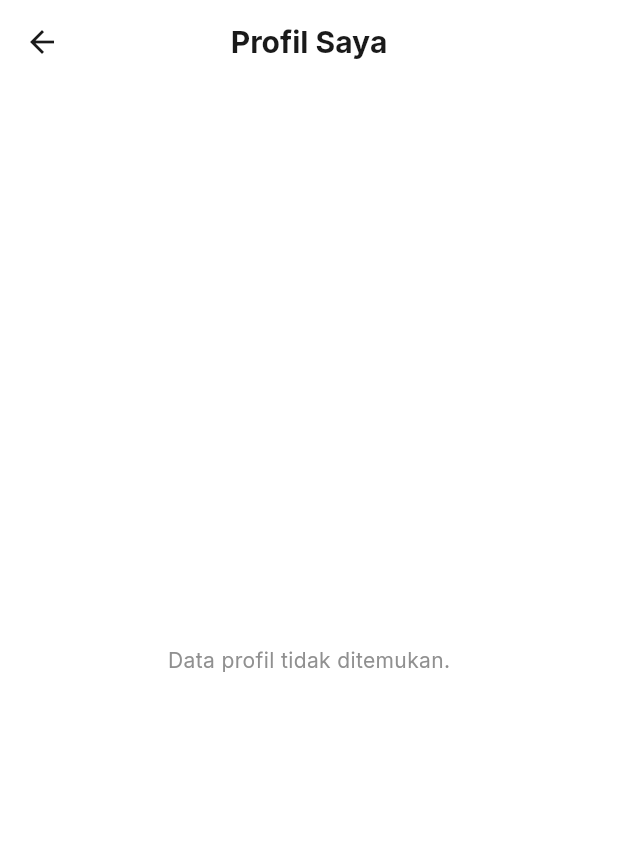
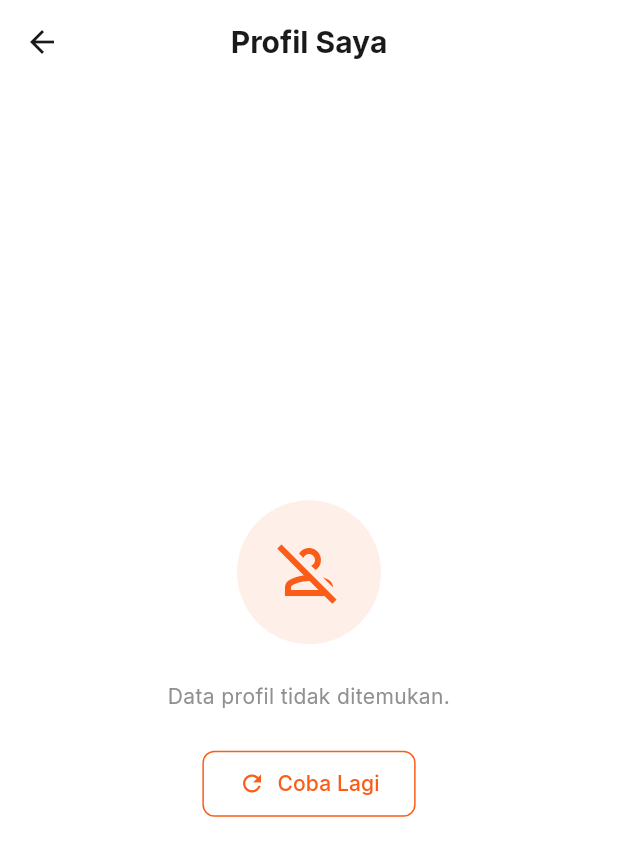
Before and after one commit to RozhakDev/NgekosKiye.app, a Flutter app: the ProfileScreen screen opened by its route, on a phone screen of 412 x 824 dp. Shown: the top 856 px of the screen. Run offline on Flutter 3.47's test engine with Material 3 defaults, Android fonts, the phone set to English and light mode, and no system bars; our stand-ins replace dio, firebase_core, firebase_messaging, flutter_dotenv, flutter_local_notifications, flutter_map and 8 more; accounts and stored records are empty; network calls fail.

Commit message:
style(core): implement custom empty state components

```diff
--- /dev/null
+++ b/lib/core/widgets/custom_empty_state.dart
@@ -0,0 +1,68 @@
+import 'package:flutter/material.dart';
+
+import '../theme/app_colors.dart';
+
+class CustomEmptyState extends StatelessWidget {
+  final String message;
+  final IconData icon;
+  final VoidCallback? onRetry;
+  final String retryText;
+
+  const CustomEmptyState({
+    super.key,
+    required this.message,
+    this.icon = Icons.error_outline,
+    this.onRetry,
+    this.retryText = 'Coba Lagi',
+  });
+
+  @override
+  Widget build(BuildContext context) {
+    return Center(
+      child: Padding(
+        padding: const EdgeInsets.all(32.0),
+        child: Column(
+          mainAxisAlignment: MainAxisAlignment.center,
+          children: [
+            Container(
+              padding: const EdgeInsets.all(24),
+              decoration: BoxDecoration(
+                color: AppColors.primary.withValues(alpha: 0.1),
+                shape: BoxShape.circle,
+              ),
+              child: Icon(
+                icon,
+                size: 48,
+                color: AppColors.primary,
+              ),
+            ),
+            const SizedBox(height: 24),
+            Text(
+              message,
+              textAlign: TextAlign.center,
+              style: const TextStyle(
+                color: AppColors.textSecondary,
+                fontSize: 14,
+                height: 1.5,
+              ),
+            ),
+            if (onRetry != null) ...[
+              const SizedBox(height: 24),
+              OutlinedButton.icon(
+                onPressed: onRetry,
+                icon: const Icon(Icons.refresh, size: 18),
+                label: Text(retryText),
+                style: OutlinedButton.styleFrom(
+                  foregroundColor: AppColors.primary,
+                  side: const BorderSide(color: AppColors.primary),
+                  padding: const EdgeInsets.symmetric(horizontal: 24, vertical: 12),
+                  shape: RoundedRectangleBorder(borderRadius: BorderRadius.circular(8)),
+                ),
+              ),
+            ]
+          ],
+        ),
+      ),
+    );
+  }
+}
--- a/lib/features/booking/presentation/screens/booking_history_screen.dart
+++ b/lib/features/booking/presentation/screens/booking_history_screen.dart
@@ -6,6 +6,7 @@ import '../controllers/booking_controller.dart';
 import '../../../../core/theme/app_colors.dart';
 import '../../../../core/utils/currency_formatter.dart';
 import '../../../../core/utils/snackbar_utils.dart';
+import '../../../../core/widgets/custom_empty_state.dart';
 
 class BookingHistoryScreen extends ConsumerWidget {
   const BookingHistoryScreen({super.key});
@@ -181,7 +182,10 @@ class BookingHistoryScreen extends ConsumerWidget {
           );
         },
         loading: () => const Center(child: CircularProgressIndicator(color: AppColors.primary)),
-        error: (err, _) => Center(child: Text('Gagal memuat riwayat: $err')),
+        error: (err, _) => CustomEmptyState(
+          message: 'Gagal memuat riwayat: $err',
+          onRetry: () => ref.refresh(bookingHistoryProvider.future),
+        ),
       ),
     );
   }
--- a/lib/features/kost/presentation/screens/dashboard_screen.dart
+++ b/lib/features/kost/presentation/screens/dashboard_screen.dart
@@ -7,6 +7,7 @@ import '../../domain/kost_model.dart';
 import '../../../../core/utils/currency_formatter.dart';
 import '../../../../core/theme/app_colors.dart';
 import '../../../../core/utils/snackbar_utils.dart';
+import '../../../../core/widgets/custom_empty_state.dart';
 import '../widgets/home_search_bar.dart';
 import '../widgets/home_drawer.dart';
 
@@ -84,7 +85,10 @@ class _DashboardScreenState extends ConsumerState<DashboardScreen> {
     }
 
     if (state.error != null && state.kosts.isEmpty) {
-      return Center(child: Text(state.error!));
+      return CustomEmptyState(
+        message: state.error!,
+        onRetry: _onRefresh,
+      );
     }
 
     return CustomScrollView(
--- a/lib/features/profile/presentation/screens/profile_screen.dart
+++ b/lib/features/profile/presentation/screens/profile_screen.dart
@@ -6,6 +6,7 @@ import '../controllers/profile_controller.dart';
 import '../../../../core/theme/app_colors.dart';
 import '../../../../core/utils/snackbar_utils.dart';
 import '../../domain/user_model.dart';
+import '../../../../core/widgets/custom_empty_state.dart';
 
 class ProfileScreen extends ConsumerStatefulWidget {
   const ProfileScreen({super.key});
@@ -76,7 +77,11 @@ class _ProfileScreenState extends ConsumerState<ProfileScreen> {
       body: profileState.when(
         data: (user) {
           if (user == null) {
-            return const Center(child: Text('Data profil tidak ditemukan.'));
+            return CustomEmptyState(
+              message: 'Data profil tidak ditemukan.',
+              icon: Icons.person_off_outlined,
+              onRetry: () => ref.read(profileControllerProvider.notifier).fetchProfile(),
+            );
           }
 
           return SafeArea(
```
